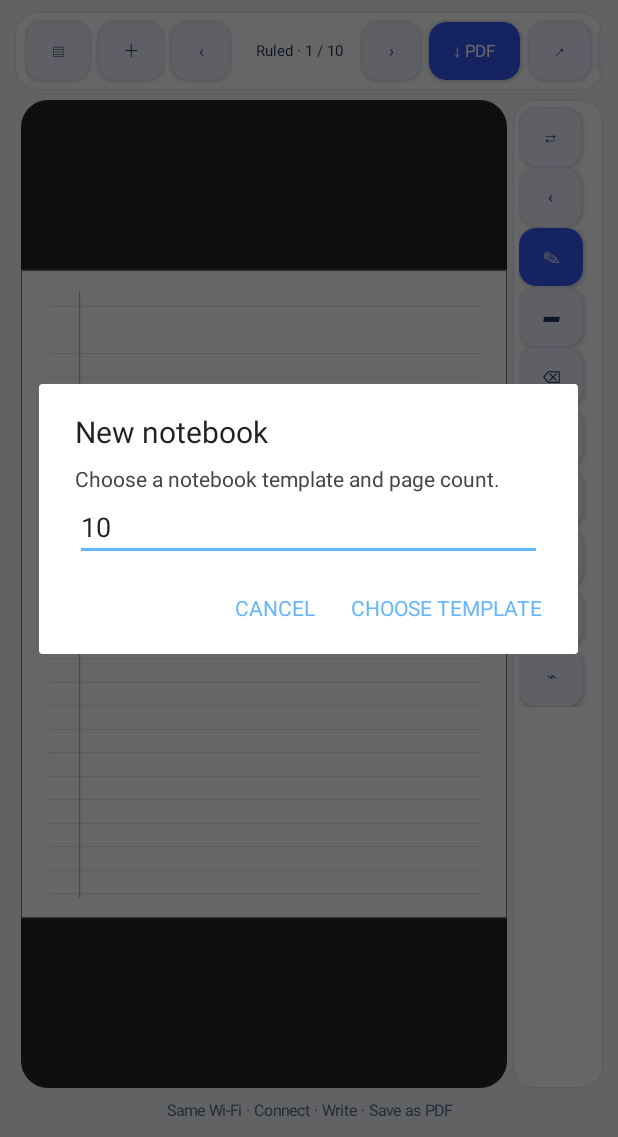
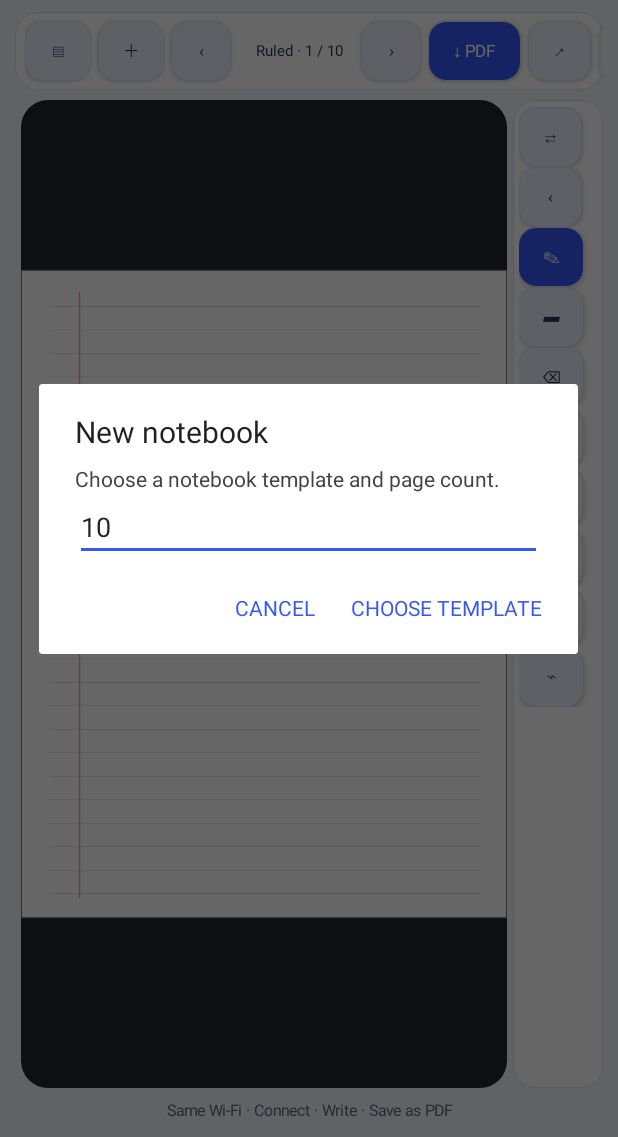
Before and after one commit to ahmed1-khaled/InkBridge, an Android app: the screen it shows after launch (MainActivity), after a tap on an icon or button, on a phone screen of 412 x 824 dp, the part 99-1236 px from its top. Run offline under Robolectric (Android 15) with nearby library versions, the phone set to English and light mode, and no system bars; 3 other taps on this screen came first.

Commit message:
Apply InkBridge light blue Android system theme

```diff
--- a/android-app/src/main/res/values/styles.xml
+++ b/android-app/src/main/res/values/styles.xml
@@ -1,10 +1,10 @@
 <resources>
     <style name="AppTheme" parent="android:style/Theme.Material.Light.NoActionBar">
         <item name="android:fontFamily">sans</item>
-        <item name="android:colorAccent">#66B5FF</item>
-        <item name="android:windowLightStatusBar">false</item>
-        <item name="android:statusBarColor">#101722</item>
-        <item name="android:navigationBarColor">#101722</item>
+        <item name="android:colorAccent">#3658F5</item>
+        <item name="android:windowLightStatusBar">true</item>
+        <item name="android:statusBarColor">#F4F6FC</item>
+        <item name="android:navigationBarColor">#F4F6FC</item>
         <item name="android:windowActionModeOverlay">true</item>
         <item name="android:windowBackground">#101722</item>
     </style>
```
